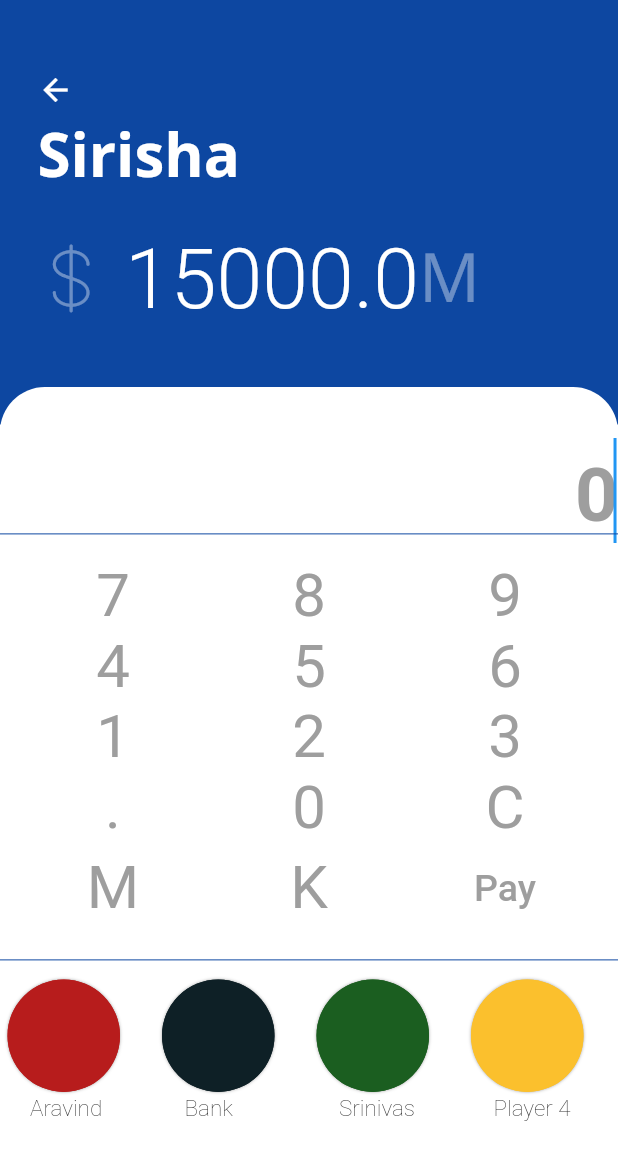
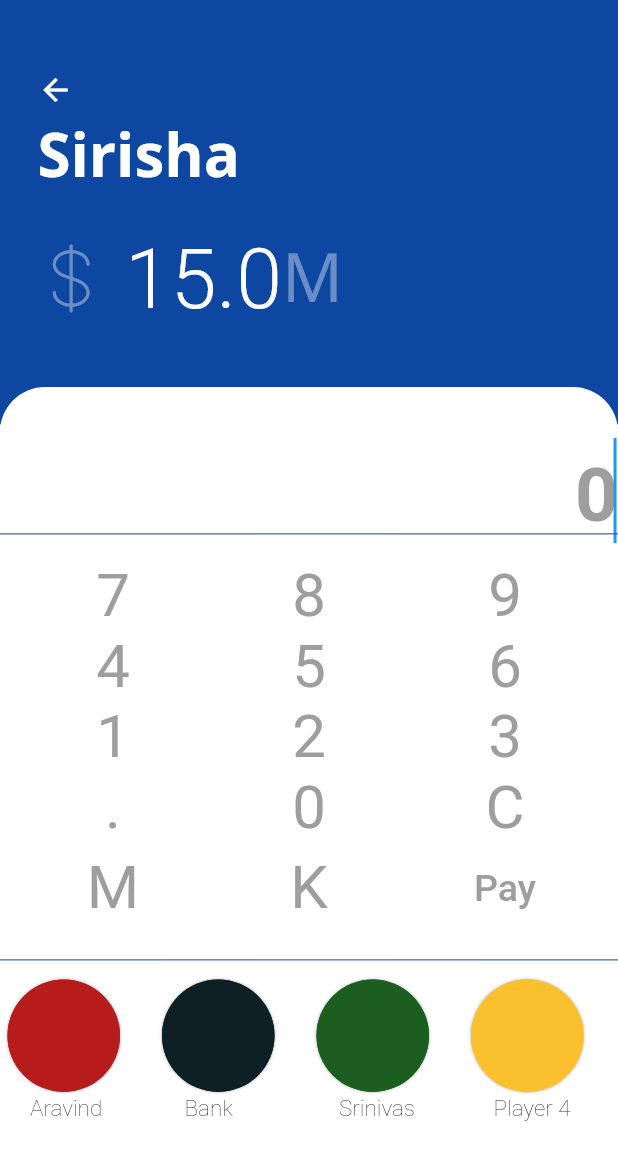
Before and after one commit to sraodev/flutter-monopoly, a Flutter app: the screen it shows after launch, after a tap on "Sirisha", on a phone screen of 412 x 824 dp. Shown: the top 1160 px of the screen. Run offline on Flutter 3.47's test engine with Material 2 defaults, Android fonts, the phone set to English and light mode, and no system bars; our stand-ins replace bloc, equatable, firebase_auth, firebase_database, flutter_colorpicker, flutter_inner_drawer and 3 more; accounts and stored records are empty; Roboto replaces fonts that are missing (Avenir); project files that could hold a hidden picture were left out.

Commit message:
Updated monopoly logic and added millionKey and kiloKey

```diff
--- a/lib/src/pages/home_page.dart
+++ b/lib/src/pages/home_page.dart
@@ -69,7 +69,7 @@ class _HomePageState extends State<HomePage>
             'Monstera deliciosa, the ceriman, is a species of flowering plant native to tropical forests of southern Mexico, south to Panama. It has been introduced to many tropical areas, and has become a mildly invasive species in Hawaii, Seychelles, Ascension Island and the Society Islands.',
         temperature: 20,
         light: 80,
-        totalAmount: 15.040,
+        totalAmount: 15.000,
         soilMoisture: 60,
         waterTankLevel: 10,
         wateringTime: 30,
@@ -105,7 +105,7 @@ class _HomePageState extends State<HomePage>
             'The Cat Palm is the most popular from the Chamaedora species of trees. The palm itself doesn\'t have a trunk and it’s frawns have a downward growing pattern. They are often used as garden bed “bushy” plants in tropical and subtropical regions under tall growing trees that provide large amounts of shade. The scientific name for the Cat Palm is Chamaedorea (ky-mee-DOR-ee-uh) Cataractarum (kat-uh-RAK-tar-um).',
         temperature: 20,
         light: 80,
-        totalAmount: 15000,
+        totalAmount: 15.000,
         soilMoisture: 60,
         waterTankLevel: 10,
         wateringTime: 30,
--- a/lib/src/pages/monopoly_card_details_page.dart
+++ b/lib/src/pages/monopoly_card_details_page.dart
@@ -11,11 +11,16 @@ import 'package:monopoly/src/widgets/description_widget.dart';
 import 'package:rflutter_alert/rflutter_alert.dart';
 import 'package:monopoly/src/widgets/monopoly_icon_icons.dart';
 
+import 'home_page.dart';
+
+
 typedef ActionCallBack = void Function(Key key);
-typedef KeyCallBack = void Function(Key key);
+typedef KeyCallBack = void Function(Key key, int index);
 
 const Color primaryColor = const Color(0xff50E3C2);
 const Color keypadColor = const Color(0xff4A4A4A);
+const double MILLION = 1000000;
+const double KILO = 1000;
 
 class MonopolyCardDetailPage extends StatefulWidget {
   MonopolyCardDetailPage(this.plants, this.card);
@@ -53,6 +58,7 @@ class _MonopolyCardDetailPageState extends State<MonopolyCardDetailPage> {
   Key _oneKey = Key('one');
   Key _plusKey = Key('plus');
   Key _redCardKey = Key('redCardKey');
+  Key _blackCardKey = Key('blackCardKey');
   Key _sevenKey = Key('seven');
   Key _sixKey = Key('six');
   TextEditingController _textEditingController;
@@ -60,6 +66,8 @@ class _MonopolyCardDetailPageState extends State<MonopolyCardDetailPage> {
   Key _twoKey = Key('two');
   Key _yellowCardKey = Key('yellowCardKey');
   Key _zeroKey = Key('zero');
+  Key _kiloKey = Key('kiloKey');
+  Key _millionKey = Key('millionKey');
 
   void initState() {
     super.initState();
@@ -244,7 +252,7 @@ class _MonopolyCardDetailPageState extends State<MonopolyCardDetailPage> {
     });
   }
 
-  void onKeyTapped(Key key) {
+  void onKeyTapped(Key key, int cardIndex) {
     if (savedLastValue == false && lastValue != null) {
       _currentValues.clear();
       savedLastValue = true;
@@ -296,21 +304,67 @@ class _MonopolyCardDetailPageState extends State<MonopolyCardDetailPage> {
         _actionKey = null;
         _textEditingController.clear();
       } else if (identical(_equalsKey, key)) {
-        calculateValue();
+        calculateValue(Monopoly.BANKER.index);
+        savedLastValue = false;
+      } else if (identical(_kiloKey, key)) {
+        _currentValues.clear();
+        _currentValues.add(KILO.toString());
+        calculateValue(cardIndex);
+        savedLastValue = false;
+      } else if (identical(_millionKey, key)) {
+        _currentValues.clear();
+        _currentValues.add(MILLION.toString());
+        calculateValue(cardIndex);
         savedLastValue = false;
       } else if (identical(_redCardKey, key)) {
         _currentValues.clear();
-        _currentValues.add('15000');
-        calculateValue();
+        _currentValues.add('${widget.plants[cardIndex].totalAmount}');
+        calculateValue(cardIndex);
+
+        _actionKey = _plusKey;
+        _currentValues.clear();
+        _currentValues.add('${widget.plants[Monopoly.PLAYER_RED.index].totalAmount}');
+        calculateValue(Monopoly.PLAYER_RED.index);
         savedLastValue = false;
       } else if (identical(_blueCardKey, key)) {
-        calculateValue();
+        _currentValues.clear();
+        _currentValues.add('${widget.plants[cardIndex].totalAmount}');
+        calculateValue(cardIndex);
+
+        _actionKey = _plusKey;
+        _currentValues.clear();
+        _currentValues.add('${widget.plants[Monopoly.PLAYER_BLUE.index].totalAmount}');
+        calculateValue(Monopoly.PLAYER_BLUE.index);
         savedLastValue = false;
       } else if (identical(_greenCardKey, key)) {
-        calculateValue();
+        _currentValues.clear();
+        _currentValues.add('${widget.plants[cardIndex].totalAmount}');
+        calculateValue(cardIndex);
+
+        _actionKey = _plusKey;
+        _currentValues.clear();
+        _currentValues.add('${widget.plants[Monopoly.PLAYER_GREEN.index].totalAmount}');
+        calculateValue(Monopoly.PLAYER_GREEN.index);
         savedLastValue = false;
       } else if (identical(_yellowCardKey, key)) {
-        calculateValue();
+        _currentValues.clear();
+        _currentValues.add('${widget.plants[cardIndex].totalAmount}');
+        calculateValue(cardIndex);
+
+        _actionKey = _plusKey;
+        _currentValues.clear();
+        _currentValues.add('${widget.plants[Monopoly.PLAYER_YELLOW.index].totalAmount}');
+        calculateValue(Monopoly.PLAYER_YELLOW.index);
+        savedLastValue = false;
+      }else if (identical(_blackCardKey, key)) {
+//        _currentValues.clear();
+//        _currentValues.add('${widget.plants[cardIndex].totalAmount}');
+//        calculateValue(cardIndex);
+
+        _actionKey = _plusKey;
+        _currentValues.clear();
+        _currentValues.add('${widget.plants[Monopoly.BANKER.index].totalAmount}');
+        calculateValue(Monopoly.BANKER.index);
         savedLastValue = false;
       }
     });
@@ -321,12 +375,12 @@ class _MonopolyCardDetailPageState extends State<MonopolyCardDetailPage> {
     if (doubleValue % 1 == 0) {
       value = doubleValue.toInt();
     } else {
-      return doubleValue.toStringAsFixed(1);
+      return doubleValue.toStringAsFixed(3);
     }
     return value.toString();
   }
 
-  void calculateValue() {
+  void calculateValue(int cardIndex) {
     String value;
     double doubleValue;
     if (identical(_actionKey, _plusKey)) {
@@ -338,18 +392,26 @@ class _MonopolyCardDetailPageState extends State<MonopolyCardDetailPage> {
       _currentValues = convertToList(value);
       _actionKey = null;
       setState(() {
+        widget.plants[cardIndex].totalAmount = doubleValue;
         _textEditingController.text = value;
       });
     } else if (identical(_actionKey, _minusKey)) {
+      if (lastValue.toInt() <= double.parse(convertToString(_currentValues)).toInt()){
         doubleValue = Math.subtract(
-          lastValue, double.parse(convertToString(_currentValues)));
+             double.parse(convertToString(_currentValues)), lastValue,);
         value = validateDouble(doubleValue);
         _currentValues.clear();
         _currentValues = convertToList(value);
         _actionKey = null;
         setState(() {
+          widget.plants[cardIndex].totalAmount = doubleValue;
           _textEditingController.text = value;
         });
+      }else{
+      setState(() {
+        _textEditingController.text = 'Low Balance';
+      });
+      }
     } else if (identical(_actionKey, _multiplyKey)) {
       doubleValue = Math.multiply(
           lastValue, double.parse(convertToString(_currentValues)));
@@ -382,6 +444,15 @@ class _MonopolyCardDetailPageState extends State<MonopolyCardDetailPage> {
     return val;
   }
 
+  String convertToMillion(List values) {
+    String val = '';
+    print(_currentValues);
+    for (int i = 0; i < values.length; i++) {
+      val += _currentValues[i];
+    }
+    return val;
+  }
+
   List convertToList(String value) {
     List list = new List();
     for (int i = 0; i < value.length; i++) {
@@ -390,10 +461,11 @@ class _MonopolyCardDetailPageState extends State<MonopolyCardDetailPage> {
     return list;
   }
 
-  KeyItem buildKeyItem(String val, Key key, Color color) {
+  KeyItem buildKeyItem(String val, Key key, int cardIndex, Color color) {
     return KeyItem(
       key: key,
       color: color,
+      index: cardIndex,
       child: Text(
         val,
         style: TextStyle(
@@ -407,9 +479,10 @@ class _MonopolyCardDetailPageState extends State<MonopolyCardDetailPage> {
     );
   }
 
-  Widget _buildPayCard(List<Plant> plants, int cardIndex, Key cardKey) {
+  Widget _buildPayCard(List<Plant> plants, int debitCardIndex, int creditCardIndex, Key cardKey) {
     return KeyItem(
       key: cardKey,
+      index: debitCardIndex,
       onKeyTap: onKeyTapped,
       child: Container(
         color: Colors.white,
@@ -420,7 +493,7 @@ class _MonopolyCardDetailPageState extends State<MonopolyCardDetailPage> {
             Container(
               decoration: BoxDecoration(
                   borderRadius: BorderRadius.circular(100.0),
-                  color: plants[cardIndex].color,
+                  color: plants[creditCardIndex].color,
                   boxShadow: [
                     BoxShadow(
                       color: Colors.grey,
@@ -432,7 +505,7 @@ class _MonopolyCardDetailPageState extends State<MonopolyCardDetailPage> {
                   Container(
                     decoration: BoxDecoration(
                       borderRadius: BorderRadius.circular(100),
-                      color: plants[cardIndex].color,
+                      color: plants[creditCardIndex].color,
                     ),
                     height: 75.0,
                     width: 75.0,
@@ -456,7 +529,7 @@ class _MonopolyCardDetailPageState extends State<MonopolyCardDetailPage> {
                         children: <InlineSpan>[
                           TextSpan(
                               text:
-                                  '${widget.plants[cardIndex].name}'), //' ${widget.plants[cardIndex].name}'),
+                                  '${widget.plants[creditCardIndex].name}'), //' ${widget.plants[cardIndex].name}'),
 //                                WidgetSpan(
 //                                  //padding: EdgeInsets.all(8.0),
 //                                  alignment: PlaceholderAlignment.middle,
@@ -534,11 +607,11 @@ class _MonopolyCardDetailPageState extends State<MonopolyCardDetailPage> {
                   Row(
                     mainAxisAlignment: MainAxisAlignment.spaceEvenly,
                     children: <Widget>[
-                      buildKeyItem('7', _sevenKey,
+                      buildKeyItem('7', _sevenKey, widget.card.index,
                           widget.plants[widget.card.index].color),
-                      buildKeyItem('8', _eightKey,
+                      buildKeyItem('8', _eightKey, widget.card.index,
                           widget.plants[widget.card.index].color),
-                      buildKeyItem('9', _nineKey,
+                      buildKeyItem('9', _nineKey, widget.card.index,
                           widget.plants[widget.card.index].color),
                     ],
                   ),
@@ -546,12 +619,12 @@ class _MonopolyCardDetailPageState extends State<MonopolyCardDetailPage> {
                   Row(
                     mainAxisAlignment: MainAxisAlignment.spaceEvenly,
                     children: <Widget>[
-                      buildKeyItem('4', _fourKey,
+                      buildKeyItem('4', _fourKey, widget.card.index,
                           widget.plants[widget.card.index].color),
-                      buildKeyItem('5', _fiveKey,
+                      buildKeyItem('5', _fiveKey, widget.card.index,
                           widget.plants[widget.card.index].color),
                       buildKeyItem(
-                          '6', _sixKey, widget.plants[widget.card.index].color),
+                          '6', _sixKey, widget.card.index, widget.plants[widget.card.index].color),
                     ],
                   ),
                   //Divider(color: widget.plant.color,),
@@ -559,10 +632,10 @@ class _MonopolyCardDetailPageState extends State<MonopolyCardDetailPage> {
                     mainAxisAlignment: MainAxisAlignment.spaceEvenly,
                     children: <Widget>[
                       buildKeyItem(
-                          '1', _oneKey, widget.plants[widget.card.index].color),
+                          '1', _oneKey, widget.card.index, widget.plants[widget.card.index].color),
                       buildKeyItem(
-                          '2', _twoKey, widget.plants[widget.card.index].color),
-                      buildKeyItem('3', _threeKey,
+                          '2', _twoKey, widget.card.index, widget.plants[widget.card.index].color),
+                      buildKeyItem('3', _threeKey, widget.card.index,
                           widget.plants[widget.card.index].color),
                     ],
                   ),
@@ -571,10 +644,10 @@ class _MonopolyCardDetailPageState extends State<MonopolyCardDetailPage> {
                     mainAxisAlignment: MainAxisAlignment.spaceEvenly,
                     children: <Widget>[
                       buildKeyItem(
-                          '.', _dotKey, widget.plants[widget.card.index].color),
-                      buildKeyItem('0', _zeroKey,
+                          '.', _dotKey, widget.card.index, widget.plants[widget.card.index].color),
+                      buildKeyItem('0', _zeroKey, widget.card.index,
                           widget.plants[widget.card.index].color),
-                      buildKeyItem('C', _allClearKey,
+                      buildKeyItem('C', _allClearKey, widget.card.index,
                           widget.plants[widget.card.index].color),
                     ],
                   ),
@@ -582,11 +655,11 @@ class _MonopolyCardDetailPageState extends State<MonopolyCardDetailPage> {
                   Row(
                     mainAxisAlignment: MainAxisAlignment.spaceEvenly,
                     children: <Widget>[
-                      buildKeyItem('M', _allClearKey,
+                      buildKeyItem('M', _millionKey, widget.card.index,
                           widget.plants[widget.card.index].color),
                       buildKeyItem(
-                          'K', Key(''), widget.plants[widget.card.index].color),
-                      buildActionButton("Pay", _plusKey,
+                          'K', _kiloKey, widget.card.index, widget.plants[widget.card.index].color),
+                      buildActionButton("Pay", _minusKey,
                           widget.plants[widget.card.index].color),
                     ],
                   ),
@@ -601,28 +674,24 @@ class _MonopolyCardDetailPageState extends State<MonopolyCardDetailPage> {
               children: <Widget>[
                 _buildPayCard(
                     plants,
-                    (Monopoly.PLAYER_RED.index == widget.card.index)
-                        ? 0
-                        : Monopoly.PLAYER_RED.index,
-                    _redCardKey),
+                    widget.card.index,
+                    (Monopoly.PLAYER_RED.index == widget.card.index) ? Monopoly.BANKER.index : Monopoly.PLAYER_RED.index,
+                    (Monopoly.PLAYER_RED.index == widget.card.index) ? _blackCardKey : _redCardKey),
                 _buildPayCard(
                     plants,
-                    (Monopoly.PLAYER_BLUE.index == widget.card.index)
-                        ? 0
-                        : Monopoly.PLAYER_BLUE.index,
-                    _blueCardKey),
+                    widget.card.index,
+                    (Monopoly.PLAYER_BLUE.index == widget.card.index)? Monopoly.BANKER.index : Monopoly.PLAYER_BLUE.index,
+                    (Monopoly.PLAYER_BLUE.index == widget.card.index)? _blackCardKey : _blueCardKey),
                 _buildPayCard(
                     plants,
-                    (Monopoly.PLAYER_GREEN.index == widget.card.index)
-                        ? 0
-                        : Monopoly.PLAYER_GREEN.index,
-                    _greenCardKey),
+                    widget.card.index,
+                    (Monopoly.PLAYER_GREEN.index == widget.card.index) ? Monopoly.BANKER.index : Monopoly.PLAYER_GREEN.index,
+                    (Monopoly.PLAYER_GREEN.index == widget.card.index) ? _blackCardKey : _greenCardKey),
                 _buildPayCard(
                     plants,
-                    (Monopoly.PLAYER_YELLOW.index == widget.card.index)
-                        ? 0
-                        : Monopoly.PLAYER_YELLOW.index,
-                    _yellowCardKey),
+                    widget.card.index,
+                    (Monopoly.PLAYER_YELLOW.index == widget.card.index) ? Monopoly.BANKER.index : Monopoly.PLAYER_YELLOW.index,
+                    (Monopoly.PLAYER_YELLOW.index == widget.card.index) ? _blackCardKey : _yellowCardKey),
               ],
             ),
             SizedBox(height: 10.0),
@@ -738,11 +807,12 @@ class ActionButton extends StatelessWidget {
 }
 
 class KeyItem extends StatelessWidget {
-  KeyItem({@required this.child, this.key, this.onKeyTap, this.color});
+  KeyItem({@required this.child, this.key, this.index, this.onKeyTap, this.color});
 
   final Widget child;
   final Color color;
   final Key key;
+  final int index;
   final KeyCallBack onKeyTap;
 
   @override
@@ -754,7 +824,7 @@ class KeyItem extends StatelessWidget {
         child: InkResponse(
           splashColor: color,
           highlightColor: Colors.white,
-          onTap: () => onKeyTap(key),
+          onTap: () => onKeyTap(key, index),
           child: Container(
             //color: Colors.white,
             alignment: Alignment.center,
```
Also changed, not shown: 1 other file. Lines whose indentation alone changed are shown as unchanged.
